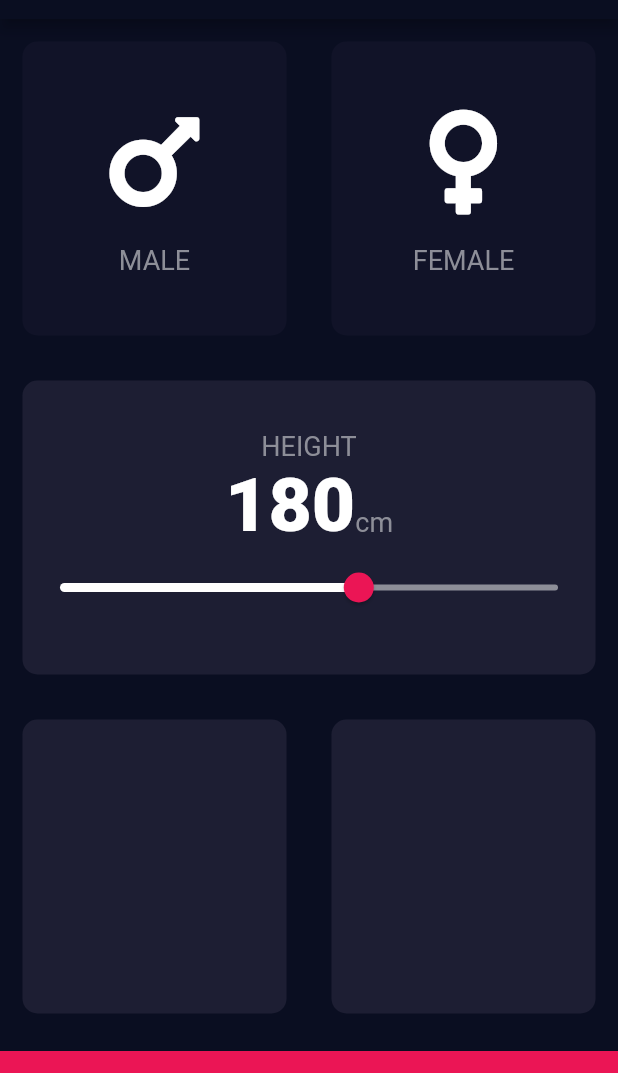
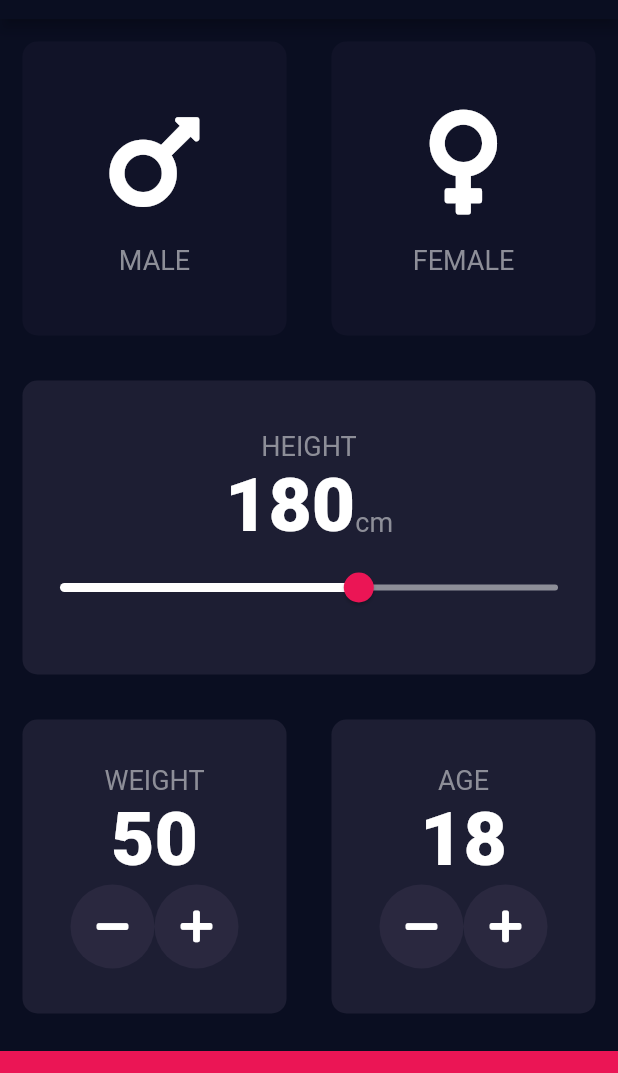
Before and after one commit to Shree-hari/bmi_app, a Flutter app: the screen it shows after launch, on a phone screen of 412 x 824 dp, the part 65-1138 px from its top. Run offline on Flutter 3.47's test engine with Material 2 defaults, Android fonts, the phone set to English and light mode, and no system bars; our stand-ins replace font_awesome_flutter.

Commit message:
updated weight and age cards

```diff
--- a/lib/input_page.dart
+++ b/lib/input_page.dart
@@ -22,6 +22,8 @@ class _InputPageState extends State<InputPage> {
 
   Gender selectedGender;
   int height = 180;
+  int weight = 50;
+  int age = 18;
 //  void updateColor(Gender selectedGender) {
 //    if (selectedGender == Gender.male) {
 //      if (maleCardColor == inactiveCardColor) {
@@ -140,11 +142,79 @@ class _InputPageState extends State<InputPage> {
               children: <Widget>[
                 Expanded(
                   child: ReusableCard(
+                    cardChild: Column(
+                      mainAxisAlignment: MainAxisAlignment.center,
+                      children: <Widget>[
+                        Text(
+                          'WEIGHT',
+                          style: kLabelTextStyle,
+                        ),
+                        Text(
+                          weight.toString(),
+                          style: kNumberTextStyle,
+                        ),
+                        Row(
+                          mainAxisAlignment: MainAxisAlignment.center,
+                          children: <Widget>[
+                            RoundIconButton(
+                              icon: FontAwesomeIcons.minus,
+                              onPressed: (){
+                                setState(() {
+                                  weight--;
+                                });
+                              },
+                            ),
+                            RoundIconButton(
+                              icon: FontAwesomeIcons.plus,
+                              onPressed: (){
+                                setState(() {
+                                  weight++;
+                                });
+                              },
+                            ),
+                          ],
+                        ),
+                      ],
+                    ),
                     colour: kActiveCardColor,
                   ),
                 ),
                 Expanded(
                   child: ReusableCard(
+                    cardChild: Column(
+                      mainAxisAlignment: MainAxisAlignment.center,
+                      children: <Widget>[
+                        Text(
+                          'AGE',
+                          style: kLabelTextStyle,
+                        ),
+                        Text(
+                          age.toString(),
+                          style: kNumberTextStyle,
+                        ),
+                        Row(
+                          mainAxisAlignment: MainAxisAlignment.center,
+                          children: <Widget>[
+                            RoundIconButton(
+                              icon: FontAwesomeIcons.minus,
+                              onPressed: (){
+                                setState(() {
+                                  age--;
+                                });
+                              },
+                            ),
+                            RoundIconButton(
+                              icon: FontAwesomeIcons.plus,
+                              onPressed: (){
+                                setState(() {
+                                  age++;
+                                });
+                              },
+                            ),
+                          ],
+                        ),
+                      ],
+                    ),
                     colour: kActiveCardColor,
                   ),
                 ),
@@ -162,3 +232,26 @@ class _InputPageState extends State<InputPage> {
     );
   }
 }
+
+class RoundIconButton extends StatelessWidget {
+
+  RoundIconButton({@required this.icon, @required this.onPressed});
+
+  final IconData icon;
+  final Function onPressed;
+
+  @override
+  Widget build(BuildContext context) {
+    return RawMaterialButton(
+      elevation: 0.0,
+      child: Icon(icon),
+      onPressed: onPressed,
+      constraints: BoxConstraints.tightFor(
+        width: 56.0,
+        height: 56.0,
+      ),
+      shape: CircleBorder(),
+      fillColor: Color(0xFF4C4FE),
+    );
+  }
+}
```
